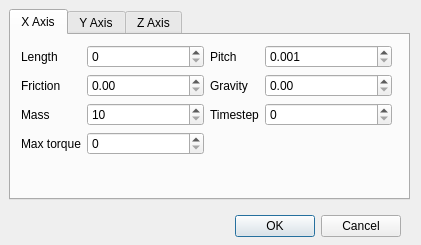
The window that machine_params.ui (pbosetti/machine_sim) describes before a commit, drawn with Qt 5.
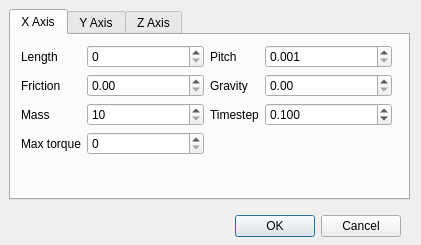
The same window after the commit.

```diff
--- a/machine_params.ui
+++ b/machine_params.ui
@@ -269,7 +269,13 @@
            </size>
           </property>
           <property name="decimals">
-           <number>0</number>
+           <number>3</number>
+          </property>
+          <property name="minimum">
+           <double>0.001000000000000</double>
+          </property>
+          <property name="value">
+           <double>0.100000000000000</double>
           </property>
          </widget>
         </item>
```
Left out of the diff: 16 changed lines with no effect on the pictures.
